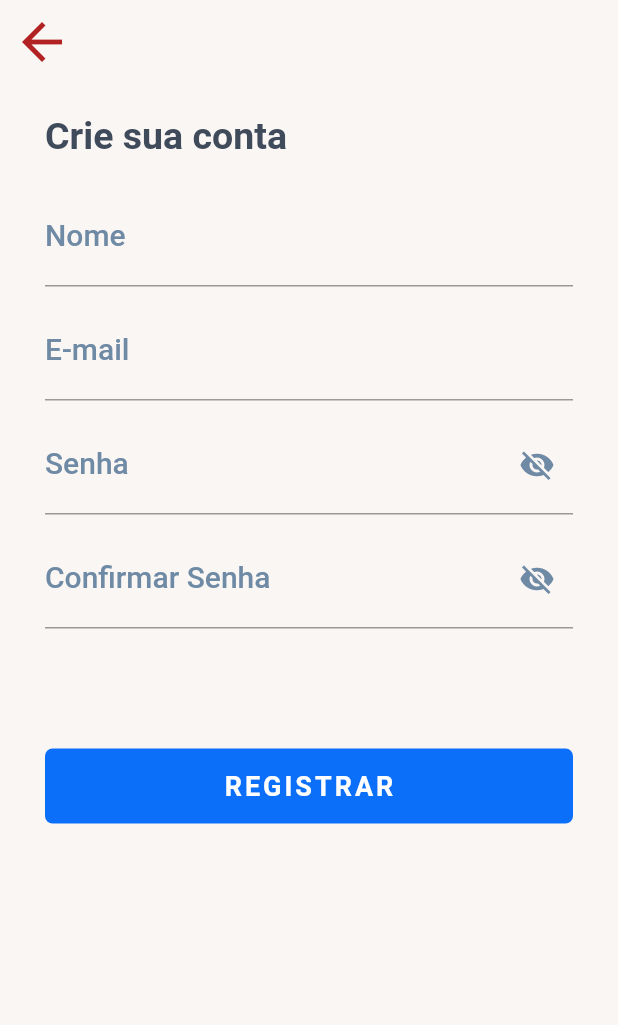
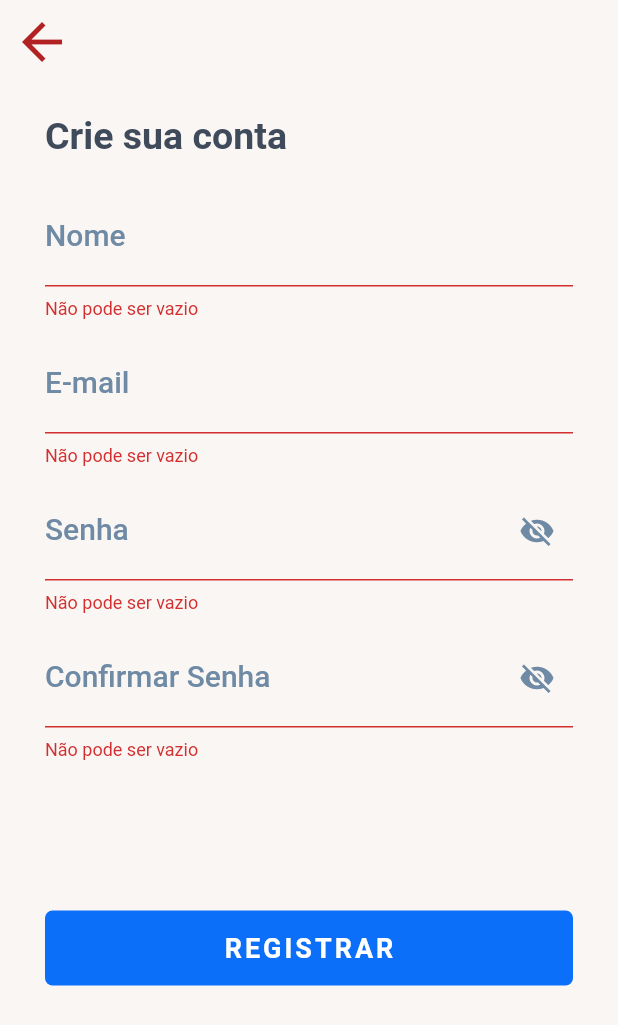
Before and after one commit to wendelsantosd/amawfinance_mobile, a Flutter app: the screen it shows after launch, after a tap on "REGISTRAR", on a phone screen of 412 x 824 dp. Shown: the top 1025 px of the screen. Run offline on Flutter 3.47's test engine with Material 2 defaults, Android fonts, the phone set to English and light mode, and no system bars; our stand-ins replace flutter_spinkit, google_fonts, google_sign_in, shared_preferences; network calls fail.

Commit message:
feat: implements register user.

```diff
--- a/lib/pages/login/login.dart
+++ b/lib/pages/login/login.dart
@@ -107,7 +107,9 @@ class _LoginState extends State<Login> {
                         email = value;
                       },
                       validator: (value) {
-                        if (value!.length < 5) {
+                        if (value == '') {
+                          return 'Não pode ser vazio';
+                        } else if (value!.length < 5) {
                           return 'E-mail curto demais';
                         } else if (!value.contains('@') ||
                             !value.contains('.')) {
@@ -142,7 +144,9 @@ class _LoginState extends State<Login> {
                         password = value;
                       },
                       validator: (value) {
-                        if (value!.length < 6) {
+                        if (value == '') {
+                          return 'Não pode ser vazio';
+                        } else if (value!.length < 6) {
                           return 'No mínimo 6 caracteres';
                         }
 
--- a/lib/pages/register/register.dart
+++ b/lib/pages/register/register.dart
@@ -1,3 +1,4 @@
+import 'package:amawfinance_mobile/services/api.dart';
 import 'package:amawfinance_mobile/shared/themes/app_text_styles.dart';
 import 'package:flutter/material.dart';
 import 'package:flutter_spinkit/flutter_spinkit.dart';
@@ -16,13 +17,44 @@ class _RegisterState extends State<Register> {
   String email = '';
   String password = '';
   String confirmPassword = '';
+  String errorMessage = '';
   bool showPassword = false;
   bool loading = false;
+  bool isEmailSent = false;
+  final _formKey = GlobalKey<FormState>();
+  final api = Api();
+
+  setIsEmailSent(state) {
+    setState(() {
+      isEmailSent = state;
+    });
+  }
 
   setLoading(state) {
     setState(() {
       loading = state;
     });
+  }
+
+  void submit() async {
+    setLoading(true);
+
+    if (_formKey.currentState!.validate()) {
+      final result = await api.register(name, email, password);
+
+      if (result == 201) {
+        print('Usuário cadastrado com sucesso !');
+        setIsEmailSent(true);
+        errorMessage = '';
+      } else {
+        errorMessage = result;
+      }
+
+      setLoading(false);
+      print('VALIDATE OK');
+    } else {
+      setLoading(false);
+    }
   }
 
   @override
@@ -48,9 +80,13 @@ class _RegisterState extends State<Register> {
         color: AppColors.background,
         child: ListView(
           children: [
-            Text('Crie sua conta', style: TextStyles.primaryTitle),
+            !isEmailSent
+                ? Text('Crie sua conta', style: TextStyles.primaryTitle)
+                : Text('Conta criada', style: TextStyles.primaryTitle),
             const SizedBox(height: 20),
-            Form(
+            !isEmailSent
+                ? Form(
+                    key: _formKey,
                     child: Column(
                       children: [
                         TextFormField(
@@ -64,7 +100,9 @@ class _RegisterState extends State<Register> {
                             name = value;
                           },
                           validator: (value) {
-                      if (value!.length < 2) {
+                            if (value == '') {
+                              return 'Não pode ser vazio';
+                            } else if (value!.length < 2) {
                               return 'Nome curto demais';
                             }
 
@@ -83,9 +121,12 @@ class _RegisterState extends State<Register> {
                             email = value;
                           },
                           validator: (value) {
-                      if (value!.length < 5) {
+                            if (value == '') {
+                              return 'Não pode ser vazio';
+                            } else if (value!.length < 5) {
                               return 'E-mail curto demais';
-                      } else if (!value.contains('@') || !value.contains('.')) {
+                            } else if (!value.contains('@') ||
+                                !value.contains('.')) {
                               return 'E-mail inválido';
                             }
 
@@ -117,7 +158,9 @@ class _RegisterState extends State<Register> {
                             password = value;
                           },
                           validator: (value) {
-                      if (value!.length < 6) {
+                            if (value == '') {
+                              return 'Não pode ser vazio';
+                            } else if (value!.length < 6) {
                               return 'No mínimo 6 caracteres';
                             }
 
@@ -149,7 +192,9 @@ class _RegisterState extends State<Register> {
                             confirmPassword = value;
                           },
                           validator: (value) {
-                      if (value!.length < 6) {
+                            if (value == '') {
+                              return 'Não pode ser vazio';
+                            } else if (value!.length < 6) {
                               return 'No mínimo 6 caracteres';
                             } else if (value != password) {
                               return 'Senhas não conferem';
@@ -158,16 +203,24 @@ class _RegisterState extends State<Register> {
                             return null;
                           },
                         ),
-                ],
+                        const SizedBox(height: 80),
+                        Container(
+                          height: 20,
+                          child: errorMessage != ''
+                              ? Text(
+                                  errorMessage,
+                                  textAlign: TextAlign.center,
+                                  style: TextStyles.smallFont,
+                                )
+                              : null,
                         ),
-            ),
-            const SizedBox(height: 80),
                         Container(
                           height: 50,
                           alignment: Alignment.centerLeft,
                           decoration: BoxDecoration(
                             color: AppColors.blue500,
-                borderRadius: const BorderRadius.all(Radius.circular(5)),
+                            borderRadius:
+                                const BorderRadius.all(Radius.circular(5)),
                           ),
                           child: SizedBox.expand(
                             child: loading
@@ -176,7 +229,7 @@ class _RegisterState extends State<Register> {
                                     size: 25.0,
                                   )
                                 : TextButton(
-                        onPressed: () => print('submit'),
+                                    onPressed: submit,
                                     child: Text(
                                       'REGISTRAR',
                                       style: TextStyles.fontInnerPrimaryButton,
@@ -186,6 +239,55 @@ class _RegisterState extends State<Register> {
                         ),
                       ],
                     ),
+                  )
+                : Column(
+                    children: [
+                      Padding(padding: EdgeInsets.only(top: 60)),
+                      Text("E-mail enviado com sucesso!",
+                          textAlign: TextAlign.center,
+                          style: TextStyles.h1Notification),
+                      const SizedBox(height: 10),
+                      Text(
+                        "Confirme seu e-mail para poder fazer login!",
+                        textAlign: TextAlign.center,
+                        style: TextStyles.h2Notification,
+                      ),
+                      const SizedBox(height: 10),
+                      Text(
+                        "Por favor, se necessário, verifique a caixa de spam.",
+                        textAlign: TextAlign.center,
+                        style: TextStyles.h2Notification,
+                      ),
+                      const SizedBox(height: 50),
+                      Container(
+                        height: 50,
+                        alignment: Alignment.centerLeft,
+                        decoration: BoxDecoration(
+                          color: AppColors.blue500,
+                          borderRadius:
+                              const BorderRadius.all(Radius.circular(5)),
+                        ),
+                        child: SizedBox.expand(
+                          child: loading
+                              ? SpinKitFadingCircle(
+                                  color: AppColors.white,
+                                  size: 25.0,
+                                )
+                              : TextButton(
+                                  onPressed: () =>
+                                      Navigator.pushReplacementNamed(
+                                          context, '/login'),
+                                  child: Text(
+                                    'LOGIN',
+                                    style: TextStyles.fontInnerPrimaryButton,
+                                  ),
+                                ),
+                        ),
+                      ),
+                    ],
+                  ),
+          ],
+        ),
       ),
     );
   }
--- a/lib/services/api.dart
+++ b/lib/services/api.dart
@@ -65,4 +65,21 @@ class Api {
       return (e.toString());
     }
   }
+
+  Future<dynamic> register(name, email, password) async {
+    try {
+      final url = Uri.parse(
+        '$baseURL/user/create',
+      );
+
+      final http.Response response = await http.post(url,
+          body: {'name': name, 'email': email, 'password': password});
+
+      print(response.body);
+      return response.statusCode;
+    } catch (e) {
+      print(e.toString());
+      return (e.toString());
+    }
+  }
 }
--- a/lib/shared/themes/app_text_styles.dart
+++ b/lib/shared/themes/app_text_styles.dart
@@ -41,4 +41,16 @@ class TextStyles {
     color: AppColors.black600,
     letterSpacing: 2,
   );
+
+  static final h1Notification = GoogleFonts.roboto(
+    fontSize: 22,
+    fontWeight: FontWeight.w600,
+    color: AppColors.black300,
+  );
+
+  static final h2Notification = GoogleFonts.roboto(
+    fontSize: 20,
+    fontWeight: FontWeight.w400,
+    color: AppColors.black300,
+  );
 }
```
Lines whose indentation alone changed are shown as unchanged.
